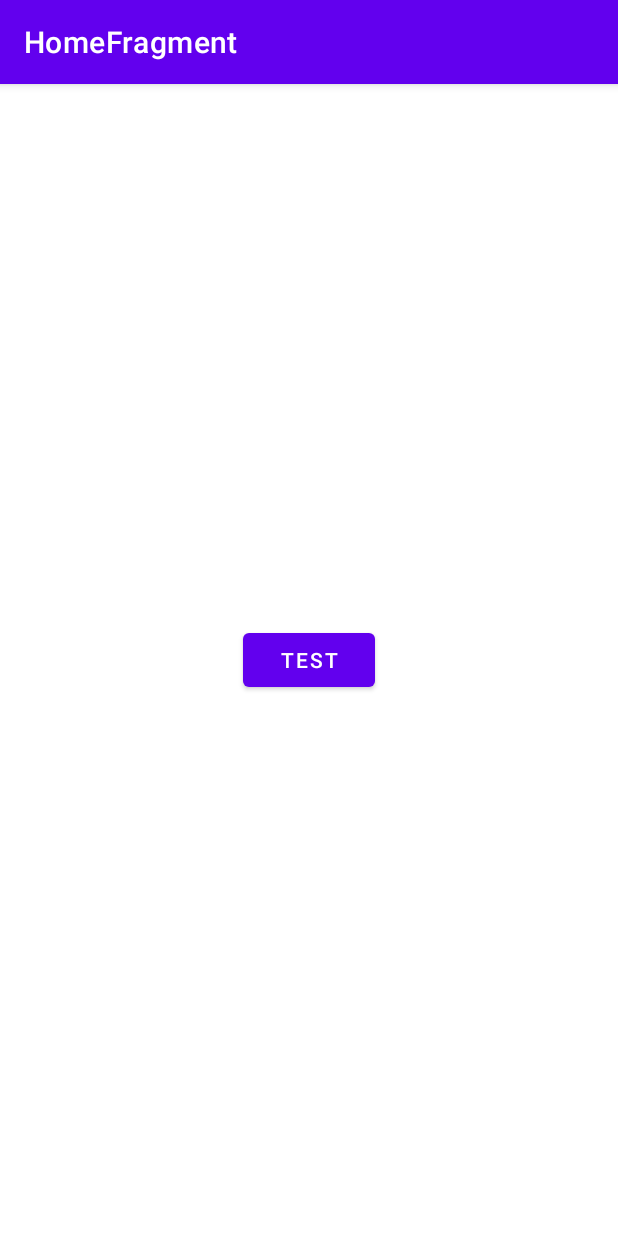
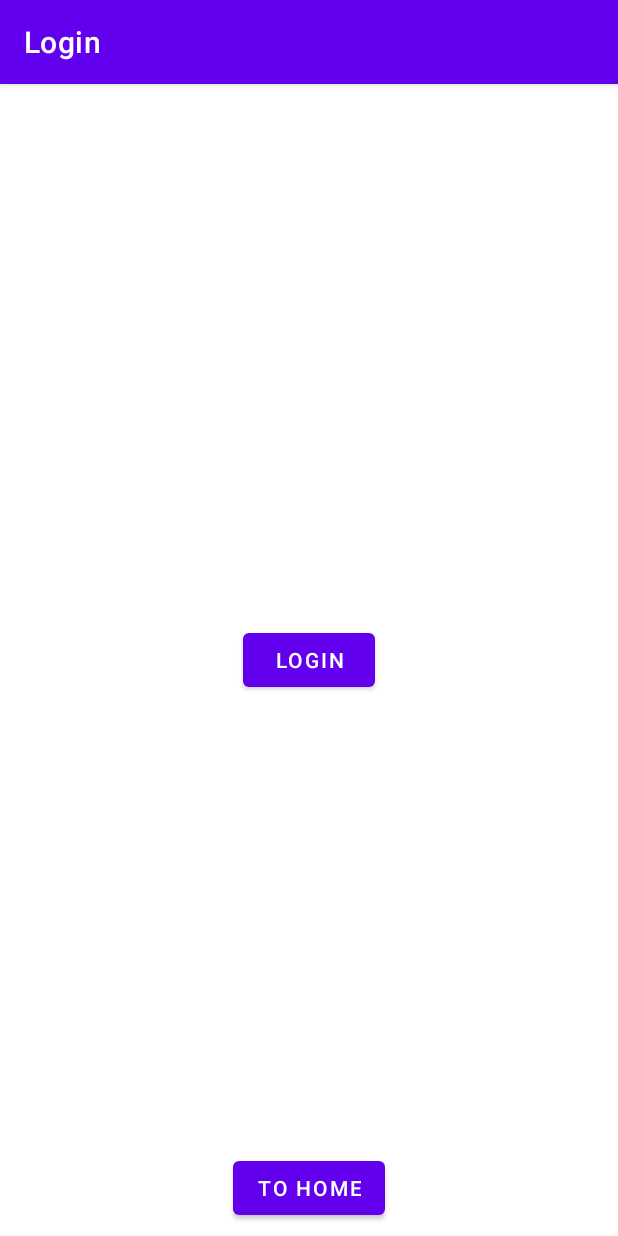
Before and after one commit to LisPI/Mevis, an Android app: the screen it shows after launch (MainActivity), on a phone screen of 412 x 824 dp. Run offline under Robolectric (Android 15) with nearby library versions, the phone set to English and light mode, and no system bars; our stand-ins replace Dagger/Hilt's generated code, Room's generated code, navigation-ui; libraries missing offline, so code that uses them is left out: androidx.hilt.lifecycle, by.kirich1409.viewbindingdelegate, com.jakewharton.retrofit2; 3 statements that could not run were skipped.

Commit message:
feat: add bottom navigation - bottom navigation has its own nav graph

```diff
--- /dev/null
+++ b/app/src/main/kotlin/com/epam/android/swimmer/ui/LoginFragment.kt
@@ -0,0 +1,45 @@
+package com.epam.android.swimmer.ui
+
+import android.os.Bundle
+import android.view.View
+import androidx.fragment.app.Fragment
+import androidx.fragment.app.viewModels
+import androidx.lifecycle.lifecycleScope
+import androidx.navigation.fragment.findNavController
+import by.kirich1409.viewbindingdelegate.viewBinding
+import com.epam.android.swimmer.R
+import com.epam.android.swimmer.databinding.FragmentLoginBinding
+import com.epam.android.swimmer.vm.HomeViewModel
+import dagger.hilt.android.AndroidEntryPoint
+import kotlinx.coroutines.flow.collect
+import kotlinx.coroutines.launch
+
+@AndroidEntryPoint
+class LoginFragment : Fragment(R.layout.fragment_login) {
+
+    private val binding: FragmentLoginBinding by viewBinding(FragmentLoginBinding::bind)
+    private val viewModel: HomeViewModel by viewModels()
+
+    override fun onViewCreated(view: View, savedInstanceState: Bundle?) {
+        super.onViewCreated(view, savedInstanceState)
+
+        lifecycleScope.launch {
+            viewModel.company.collect {
+                it?.let {
+                    binding.textView.text = "${it.name} ${it.phone}"
+                }
+            }
+        }
+
+        binding.button.setOnClickListener {
+            viewModel.login()
+        }
+
+
+        binding.buttonToHome.setOnClickListener {
+            findNavController().navigate(LoginFragmentDirections.actionLoginFragmentToHomeFragment())
+        }
+
+
+    }
+}
--- a/app/src/main/kotlin/com/epam/android/swimmer/ui/MainActivity.kt
+++ b/app/src/main/kotlin/com/epam/android/swimmer/ui/MainActivity.kt
@@ -12,8 +12,12 @@ class MainActivity : AppCompatActivity(R.layout.activity_main) {
 
     override fun onCreate(savedInstanceState: Bundle?) {
         super.onCreate(savedInstanceState)
+        setupNavigation()
+    }
+
+    private fun setupNavigation() {
         val hostFragment: NavHostFragment = supportFragmentManager
-            .findFragmentById(R.id.navHostFragment) as NavHostFragment? ?: return
+            .findFragmentById(R.id.navHostFragment) as NavHostFragment
         val navController = hostFragment.navController
         NavigationUI.setupActionBarWithNavController(this, navController)
     }
--- a/app/src/main/res/layout/fragment_home.xml
+++ b/app/src/main/res/layout/fragment_home.xml
@@ -5,36 +5,30 @@
     xmlns:tools="http://schemas.android.com/tools"
     android:layout_width="match_parent"
     android:layout_height="match_parent"
-    tools:context="ui.home.HomeFragment">
+    tools:context=".ui.home.HomeFragment">
 
-    <Button
-        android:id="@+id/button"
-        android:layout_width="wrap_content"
-        android:layout_height="wrap_content"
-        android:text="Test"
-        app:layout_constraintBottom_toBottomOf="parent"
+    <androidx.fragment.app.FragmentContainerView
+        android:id="@+id/homeNavHostFragment"
+        android:name="androidx.navigation.fragment.NavHostFragment"
+        android:layout_width="0dp"
+        android:layout_height="0dp"
+        app:layout_constraintBottom_toTopOf="@+id/bottomNavigationView"
         app:layout_constraintEnd_toEndOf="parent"
         app:layout_constraintStart_toStartOf="parent"
-        app:layout_constraintTop_toTopOf="parent" />
+        app:layout_constraintTop_toTopOf="parent"
+        app:navGraph="@navigation/home_nav_graph">
 
-    <TextView
-        android:id="@+id/textView"
-        android:layout_width="wrap_content"
-        android:layout_height="wrap_content"
-        android:gravity="center"
-        tools:text="fffff fffff f f f f f fffffff fffff ffff"
-        app:layout_constraintBottom_toTopOf="@+id/button"
-        app:layout_constraintEnd_toEndOf="@+id/button"
-        app:layout_constraintStart_toStartOf="@+id/button"
-        app:layout_constraintTop_toTopOf="parent" />
+    </androidx.fragment.app.FragmentContainerView>
 
-    <ImageView
-        android:id="@+id/imageView"
-        android:layout_width="wrap_content"
+    <com.google.android.material.bottomnavigation.BottomNavigationView
+        android:id="@+id/bottomNavigationView"
+        android:layout_width="0dp"
         android:layout_height="wrap_content"
         app:layout_constraintBottom_toBottomOf="parent"
         app:layout_constraintEnd_toEndOf="parent"
         app:layout_constraintStart_toStartOf="parent"
-        app:layout_constraintTop_toBottomOf="@+id/button"
-        tools:src="@tools:sample/avatars" />
+        app:menu="@menu/menu_bottom_navigation">
+
+    </com.google.android.material.bottomnavigation.BottomNavigationView>
+
 </androidx.constraintlayout.widget.ConstraintLayout>
--- /dev/null
+++ b/app/src/main/res/layout/fragment_login.xml
@@ -0,0 +1,42 @@
+<?xml version="1.0" encoding="utf-8"?>
+<androidx.constraintlayout.widget.ConstraintLayout
+    xmlns:android="http://schemas.android.com/apk/res/android"
+    xmlns:app="http://schemas.android.com/apk/res-auto"
+    xmlns:tools="http://schemas.android.com/tools"
+    android:layout_width="match_parent"
+    android:layout_height="match_parent"
+    tools:context=".ui.LoginFragment">
+
+    <Button
+        android:id="@+id/button"
+        android:layout_width="wrap_content"
+        android:layout_height="wrap_content"
+        android:text="@string/login"
+        app:layout_constraintBottom_toBottomOf="parent"
+        app:layout_constraintEnd_toEndOf="parent"
+        app:layout_constraintStart_toStartOf="parent"
+        app:layout_constraintTop_toTopOf="parent" />
+
+    <Button
+        android:id="@+id/buttonToHome"
+        android:layout_width="wrap_content"
+        android:layout_height="wrap_content"
+        android:layout_marginBottom="8dp"
+        android:text="To home"
+        app:layout_constraintBottom_toBottomOf="parent"
+        app:layout_constraintEnd_toEndOf="parent"
+        app:layout_constraintStart_toStartOf="parent"
+        app:layout_constraintTop_toBottomOf="@id/button"
+        app:layout_constraintVertical_bias="1.0" />
+
+    <TextView
+        android:id="@+id/textView"
+        android:layout_width="wrap_content"
+        android:layout_height="wrap_content"
+        android:gravity="center"
+        tools:text="fffff fffff f f f f f fffffff fffff ffff"
+        app:layout_constraintBottom_toTopOf="@+id/button"
+        app:layout_constraintEnd_toEndOf="@+id/button"
+        app:layout_constraintStart_toStartOf="@+id/button"
+        app:layout_constraintTop_toTopOf="parent" />
+</androidx.constraintlayout.widget.ConstraintLayout>
--- a/app/src/main/res/navigation/nav_graph.xml
+++ b/app/src/main/res/navigation/nav_graph.xml
@@ -3,12 +3,22 @@
     xmlns:app="http://schemas.android.com/apk/res-auto"
     xmlns:tools="http://schemas.android.com/tools"
     android:id="@+id/nav_graph"
-    app:startDestination="@id/homeFragment">
+    app:startDestination="@id/loginFragment">
+
+    <fragment
+        android:id="@+id/loginFragment"
+        android:name="com.epam.android.swimmer.ui.LoginFragment"
+        android:label="Login"
+        tools:layout="@layout/fragment_login" >
+        <action
+            android:id="@+id/action_loginFragment_to_homeFragment"
+            app:destination="@id/homeFragment" />
+    </fragment>
 
     <fragment
         android:id="@+id/homeFragment"
         android:name="com.epam.android.swimmer.ui.home.HomeFragment"
-        android:label="HomeFragment"
+        android:label="Login"
         tools:layout="@layout/fragment_home" />
 
 </navigation>
--- a/app/src/main/res/values/strings.xml
+++ b/app/src/main/res/values/strings.xml
@@ -2,4 +2,9 @@
     <string name="app_name">Swimmer</string>
     <string name="loading_error">Loading error</string>
     <string name="image">Image</string>
+    <string name="login">Login</string>
+    <string name="profile">Profile</string>
+    <string name="schedule">Schedule</string>
+    <string name="pools">Pools</string>
+    <string name="club">Club</string>
 </resources>
```
Also changed, not shown: app/src/main/kotlin/com/epam/android/swimmer/ui/home/BlankFragment.kt (added, +18 -0 lines), app/src/main/kotlin/com/epam/android/swimmer/ui/home/HomeFragment.kt (+23 -16 lines), app/src/main/res/drawable/ic_android_black_24dp.xml (added, +9 -0 lines), app/src/main/res/layout/fragment_blank.xml (added, +21 -0 lines), app/src/main/res/menu/menu_bottom_navigation.xml (added, +20 -0 lines), app/src/main/res/navigation/home_nav_graph.xml (added, +29 -0 lines).
